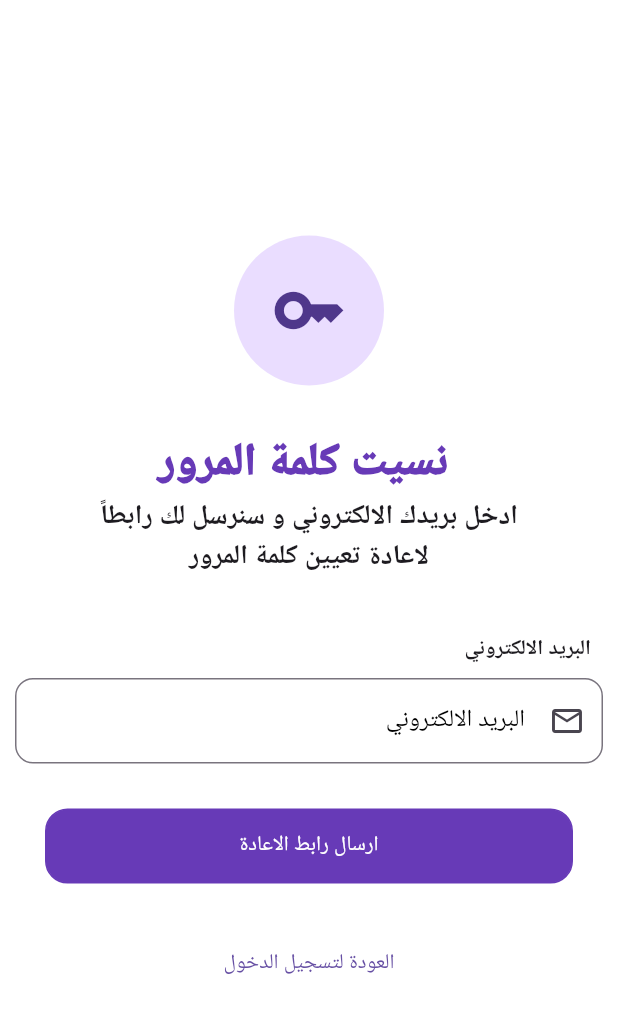
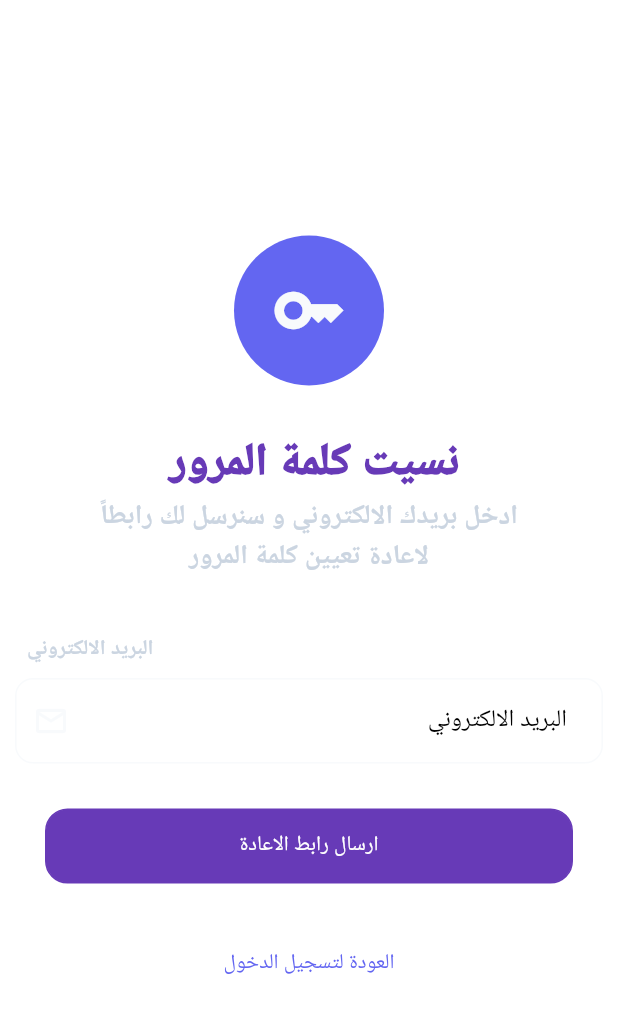
Before and after one commit to Shift-Up-Projects/TownPulse_Flutter, a Flutter app: the ForgetPasswordScreen screen opened directly, on a phone screen of 412 x 824 dp. Shown: the top 1013 px of the screen. Run offline on Flutter 3.47's test engine with Material 3 defaults, Android fonts, the phone set to English and light mode, and no system bars; our stand-ins replace flutter_animate, go_router.

Commit message:
create app theme and app color

```diff
--- /dev/null
+++ b/devtools_options.yaml
@@ -0,0 +1,3 @@
+description: This file stores settings for Dart & Flutter DevTools.
+documentation: https://docs.flutter.dev/tools/devtools/extensions#configure-extension-enablement-states
+extensions:
--- /dev/null
+++ b/lib/core/utils/app_colors.dart
@@ -0,0 +1,70 @@
+import 'package:flutter/material.dart';
+
+class AppColors {
+  // 🎨 الألوان الأساسية
+  static const Color primary = Color(0xFF6366F1); // اللون الأساسي
+  static const Color primaryDark = Color(0xFF4F46E5); // أساسي داكن
+  static const Color primaryLight = Color(0xFF818CF8); // أساسي فاتح
+
+  // 🌈 الألوان الثانوية والمميزة
+  static const Color secondary = Color(0xFF10B981); // ثانوي – أخضر
+  static const Color accent = Color(0xFFF59E0B); // لون مميز – برتقالي/ذهبي
+
+  // ✅ حالات
+  static const Color success = Color(0xFF10B981); // نجاح
+  static const Color warning = Color(0xFFF59E0B); // تحذير
+  static const Color error = Color(0xFFEF4444); // خطأ
+
+  // 🖤 الخلفيات والنصوص
+  static const Color bgPrimary = Color(0xFF0F172A); // خلفية أساسية داكنة
+  static const Color bgSecondary = Color(0xFF1E293B);
+  static const Color bgTertiary = Color(0xFF334155);
+
+  static const Color textPrimary = Color(0xFFF8FAFC); // نص فاتح
+  static const Color textSecondary = Color(0xFFCBD5E1); // نص رمادي فاتح
+  static const Color textMuted = Color(0xFF64748B); // نص رمادي باهت
+  static const Color textLightGray = Color(0xFF6B7280);
+
+  // 🌟 أيقونات الفئات
+  static const Color categoryCulturalBg = Color.fromRGBO(168, 85, 247, 0.2);
+  static const Color categoryCulturalIcon = Color(0xFFA855F7);
+
+  static const Color categorySportsBg = Color.fromRGBO(34, 197, 94, 0.2);
+  static const Color categorySportsIcon = Color(0xFF22C55E);
+
+  static const Color categoryFamilyBg = Color.fromRGBO(249, 115, 22, 0.2);
+  static const Color categoryFamilyIcon = Color(0xFFF97316);
+
+  static const Color categoryFoodBg = Color.fromRGBO(245, 158, 11, 0.2);
+  static const Color categoryFoodIcon = Color(0xFFF59E0B);
+
+  static const Color categoryEducationalBg = Color.fromRGBO(59, 130, 246, 0.2);
+  static const Color categoryEducationalIcon = Color(0xFF3B82F6);
+
+  // ⏳ حالة الأحداث
+  static const Color statusPlannedBg = Color.fromRGBO(59, 130, 246, 0.2);
+  static const Color statusPlanned = Color(0xFF3B82F6);
+
+  static const Color statusOngoingBg = Color.fromRGBO(34, 197, 94, 0.2);
+  static const Color statusOngoing = Color(0xFF22C55E);
+
+  static const Color statusEndedBg = Color.fromRGBO(107, 114, 128, 0.2);
+  static const Color statusEnded = Color(0xFF6B7280);
+
+  static const Color statusCancelledBg = Color.fromRGBO(239, 68, 68, 0.2);
+  static const Color statusCancelled = Color(0xFFEF4444);
+
+  // 🕶️ الشفافية والظلال
+  static const Color shadowSmall = Color.fromRGBO(0, 0, 0, 0.05);
+  static const Color shadowMedium = Color.fromRGBO(0, 0, 0, 0.1);
+
+  static const Color overlayDark95 = Color.fromRGBO(15, 23, 42, 0.95);
+  static const Color overlayDark90 = Color.fromRGBO(15, 23, 42, 0.9);
+  static const Color overlayDark80 = Color.fromRGBO(0, 0, 0, 0.8);
+
+  static const Color overlayWhite10 = Color.fromRGBO(255, 255, 255, 0.1);
+  static const Color overlayWhite20 = Color.fromRGBO(255, 255, 255, 0.2);
+  static const Color overlayWhite30 = Color.fromRGBO(255, 255, 255, 0.3);
+  static const Color overlayWhite40 = Color.fromRGBO(255, 255, 255, 0.4);
+  static const Color overlayWhite90 = Color.fromRGBO(255, 255, 255, 0.9);
+}
--- /dev/null
+++ b/lib/core/utils/app_theme.dart
@@ -0,0 +1,139 @@
+import 'package:flutter/material.dart';
+import 'app_colors.dart';
+
+class AppThemes {
+  // 🌞 Light Theme
+  static final ThemeData lightTheme = ThemeData(
+    useMaterial3: true,
+    brightness: Brightness.light,
+    colorScheme: ColorScheme.light(
+      primary: AppColors.primary,
+      onPrimary: AppColors.textPrimary,
+      secondary: AppColors.secondary,
+      onSecondary: AppColors.textPrimary,
+      onBackground: AppColors.textPrimary,
+      surface: AppColors.bgTertiary,
+      onSurface: AppColors.textPrimary,
+      error: AppColors.error,
+      onError: AppColors.textPrimary,
+    ),
+    scaffoldBackgroundColor: AppColors.bgPrimary,
+    cardColor: AppColors.bgTertiary,
+    appBarTheme: const AppBarTheme(
+      backgroundColor: AppColors.bgSecondary,
+      foregroundColor: AppColors.textPrimary,
+      elevation: 2,
+      shadowColor: AppColors.shadowMedium,
+    ),
+    textTheme: const TextTheme(
+      displayLarge: TextStyle(color: AppColors.textPrimary),
+      displayMedium: TextStyle(color: AppColors.textPrimary),
+      displaySmall: TextStyle(color: AppColors.textPrimary),
+      headlineMedium: TextStyle(color: AppColors.textPrimary),
+      headlineSmall: TextStyle(color: AppColors.textPrimary),
+      titleLarge: TextStyle(color: AppColors.textPrimary),
+      titleMedium: TextStyle(color: AppColors.textSecondary),
+      titleSmall: TextStyle(color: AppColors.textMuted),
+      bodyLarge: TextStyle(color: AppColors.textPrimary),
+      bodyMedium: TextStyle(color: AppColors.textSecondary),
+      bodySmall: TextStyle(color: AppColors.textMuted),
+      labelLarge: TextStyle(color: AppColors.textPrimary),
+      labelSmall: TextStyle(color: AppColors.textLightGray),
+    ),
+    elevatedButtonTheme: ElevatedButtonThemeData(
+      style: ElevatedButton.styleFrom(
+        backgroundColor: AppColors.primary,
+        foregroundColor: AppColors.textPrimary,
+        shadowColor: AppColors.shadowMedium,
+        shape: RoundedRectangleBorder(borderRadius: BorderRadius.circular(8)),
+      ),
+    ),
+    outlinedButtonTheme: OutlinedButtonThemeData(
+      style: OutlinedButton.styleFrom(
+        side: BorderSide(color: AppColors.primary),
+        foregroundColor: AppColors.textPrimary,
+      ),
+    ),
+    textButtonTheme: TextButtonThemeData(
+      style: TextButton.styleFrom(foregroundColor: AppColors.primary),
+    ),
+    floatingActionButtonTheme: const FloatingActionButtonThemeData(
+      backgroundColor: AppColors.accent,
+      foregroundColor: AppColors.textPrimary,
+    ),
+    snackBarTheme: const SnackBarThemeData(
+      backgroundColor: AppColors.bgTertiary,
+      contentTextStyle: TextStyle(color: AppColors.textPrimary),
+      actionTextColor: AppColors.accent,
+    ),
+    iconTheme: const IconThemeData(color: AppColors.textPrimary),
+  );
+
+  // 🌙 Dark Theme
+  static final ThemeData darkTheme = ThemeData(
+    useMaterial3: true,
+    brightness: Brightness.dark,
+    colorScheme: ColorScheme.dark(
+      primary: AppColors.primary,
+      onPrimary: AppColors.textPrimary,
+      secondary: AppColors.secondary,
+      onSecondary: AppColors.textPrimary,
+      background: AppColors.bgPrimary,
+      onBackground: AppColors.textPrimary,
+      surface: AppColors.bgTertiary,
+      onSurface: AppColors.textPrimary,
+      error: AppColors.error,
+      onError: AppColors.textPrimary,
+    ),
+    scaffoldBackgroundColor: AppColors.bgPrimary,
+    cardColor: AppColors.bgTertiary,
+    appBarTheme: const AppBarTheme(
+      backgroundColor: AppColors.bgSecondary,
+      foregroundColor: AppColors.textPrimary,
+      elevation: 2,
+      shadowColor: AppColors.shadowMedium,
+    ),
+    textTheme: const TextTheme(
+      displayLarge: TextStyle(color: AppColors.textPrimary),
+      displayMedium: TextStyle(color: AppColors.textPrimary),
+      displaySmall: TextStyle(color: AppColors.textPrimary),
+      headlineMedium: TextStyle(color: AppColors.textPrimary),
+      headlineSmall: TextStyle(color: AppColors.textPrimary),
+      titleLarge: TextStyle(color: AppColors.textPrimary),
+      titleMedium: TextStyle(color: AppColors.textSecondary),
+      titleSmall: TextStyle(color: AppColors.textMuted),
+      bodyLarge: TextStyle(color: AppColors.textPrimary),
+      bodyMedium: TextStyle(color: AppColors.textSecondary),
+      bodySmall: TextStyle(color: AppColors.textMuted),
+      labelLarge: TextStyle(color: AppColors.textPrimary),
+      labelSmall: TextStyle(color: AppColors.textLightGray),
+    ),
+    elevatedButtonTheme: ElevatedButtonThemeData(
+      style: ElevatedButton.styleFrom(
+        backgroundColor: AppColors.primary,
+        foregroundColor: AppColors.textPrimary,
+        shadowColor: AppColors.shadowMedium,
+        shape: RoundedRectangleBorder(borderRadius: BorderRadius.circular(8)),
+      ),
+    ),
+    outlinedButtonTheme: OutlinedButtonThemeData(
+      style: OutlinedButton.styleFrom(
+        side: BorderSide(color: AppColors.primary),
+        foregroundColor: AppColors.textPrimary,
+      ),
+    ),
+    textButtonTheme: TextButtonThemeData(
+      style: TextButton.styleFrom(foregroundColor: AppColors.primary),
+    ),
+    floatingActionButtonTheme: const FloatingActionButtonThemeData(
+      backgroundColor: AppColors.accent,
+      foregroundColor: AppColors.textPrimary,
+    ),
+    snackBarTheme: const SnackBarThemeData(
+      backgroundColor: AppColors.bgTertiary,
+      contentTextStyle: TextStyle(color: AppColors.textPrimary),
+      actionTextColor: AppColors.accent,
+    ),
+    iconTheme: const IconThemeData(color: AppColors.textPrimary),
+  );
+}
--- a/lib/main.dart
+++ b/lib/main.dart
@@ -1,6 +1,9 @@
 import 'package:flutter/material.dart';
 import 'package:town_pulse2/core/router/app_router.dart';
-// import 'package:town_pulse2/features/splash/presentation/view/splash_view.dart';
+import 'package:town_pulse2/core/utils/app_theme.dart';
+import 'package:town_pulse2/features/home/presentation/views/home_screen.dart';
+// import 'package:town_pulse2/features/splash/presentation/
+import 'package:flutter_localizations/flutter_localizations.dart';
 
 void main() {
   runApp(TownPulse());
@@ -11,13 +14,22 @@ class TownPulse extends StatelessWidget {
 
   @override
   Widget build(BuildContext context) {
-    return MaterialApp.router(
-      locale: Locale('ar'),
+    return MaterialApp(
+      theme: AppThemes.darkTheme,
+      debugShowCheckedModeBanner: false,
+      locale: const Locale('ar', 'EG'),
+      supportedLocales: const [Locale('ar', 'EG'), Locale('en', 'US')],
+      localizationsDelegates: [
+        GlobalMaterialLocalizations.delegate,
+        GlobalWidgetsLocalizations.delegate,
+        GlobalCupertinoLocalizations.delegate,
+      ],
+      home: HomeScreen(),
 
       // theme: ThemeData.dark(),
       // themeMode: ThemeMode.light,
-      debugShowCheckedModeBanner: false,
-      routerConfig: AppRouter.router,
+      // debugShowCheckedModeBanner: false,
+      // routerConfig: AppRouter.router,
     );
   }
 }
--- a/pubspec.yaml
+++ b/pubspec.yaml
@@ -32,6 +32,7 @@ dependencies:
   flutter:
     sdk: flutter
   flutter_animate: ^4.5.2
+  flutter_localization: ^0.3.3
   go_router: ^16.2.4
 
 dev_dependencies:
```
Also changed, not shown: pubspec.lock, 5 other files.
